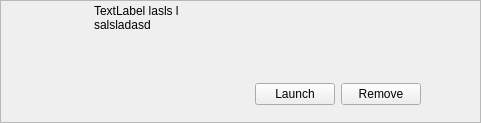
FusionLauncher/FusionClient, file fgamewidget.ui: the form before one commit.
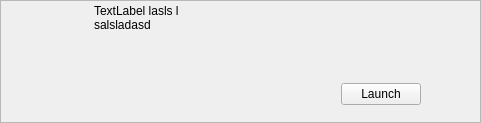
The form after the commit.

```diff
--- a/fgamewidget.ui
+++ b/fgamewidget.ui
@@ -146,13 +146,6 @@
             </property>
            </widget>
           </item>
-          <item>
-           <widget class="QPushButton" name="fgwDialog_removeButton">
-            <property name="text">
-             <string>Remove</string>
-            </property>
-           </widget>
-          </item>
           <item>
            <widget class="QLabel" name="fgwDialog_TypeIcon">
             <property name="minimumSize">
```
